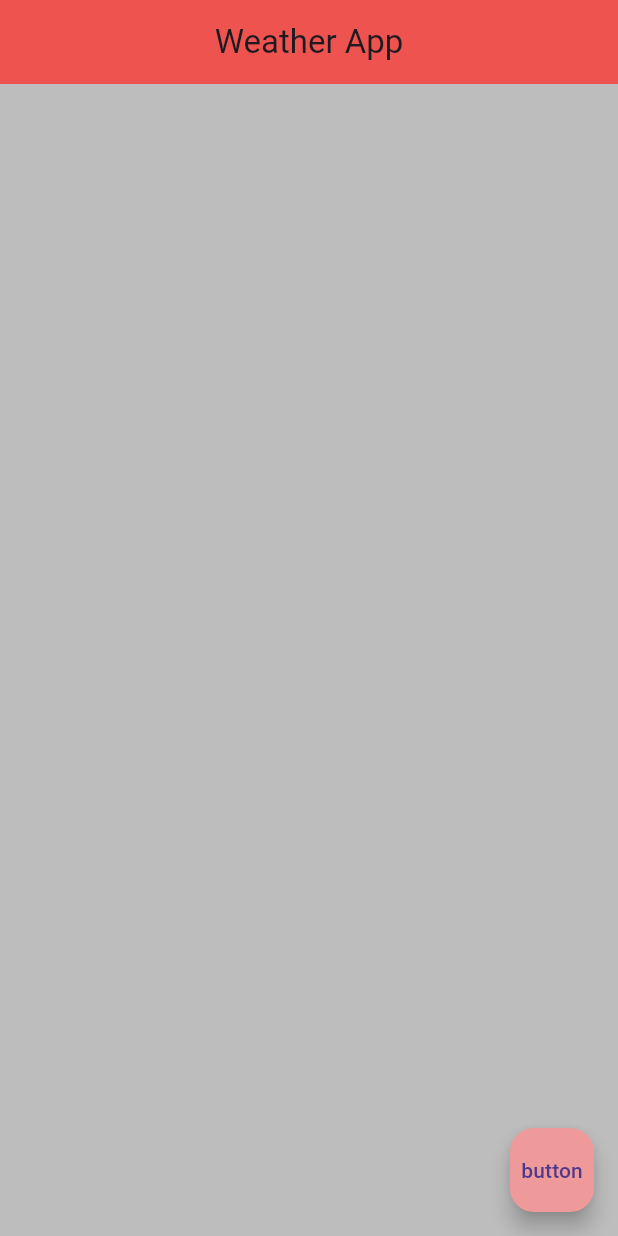
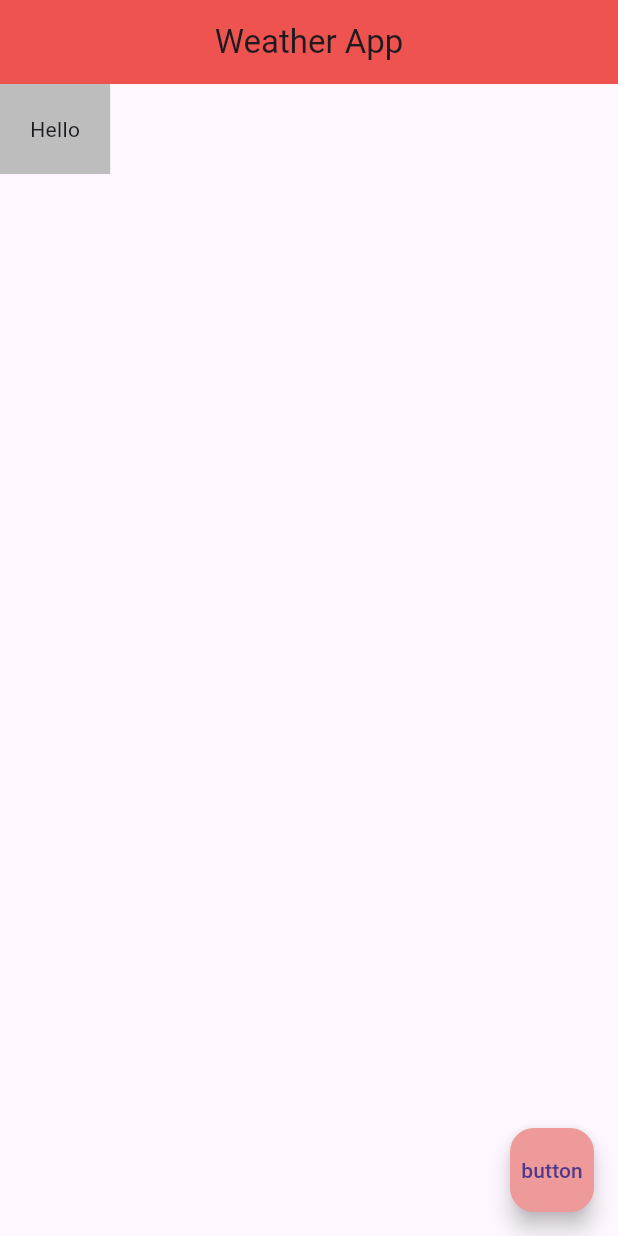
Before and after one commit to HariHaraSudhan-M0/weather-app, a Flutter app: the screen it shows after launch, on a phone screen of 412 x 824 dp. Run offline on Flutter 3.47's test engine with Material 3 defaults, Android fonts, the phone set to English and light mode, and no system bars.

Commit message:
added text with padding property

```diff
--- a/lib/main.dart
+++ b/lib/main.dart
@@ -19,7 +19,9 @@ class Home extends StatelessWidget {
         backgroundColor: Colors.red[400],
       ),
       body: Container(
+        padding: EdgeInsets.all(20),
         color: Colors.grey[400],
+        child: Text('Hello'),
       ),
         floatingActionButton: FloatingActionButton(
           onPressed: () {},
```
